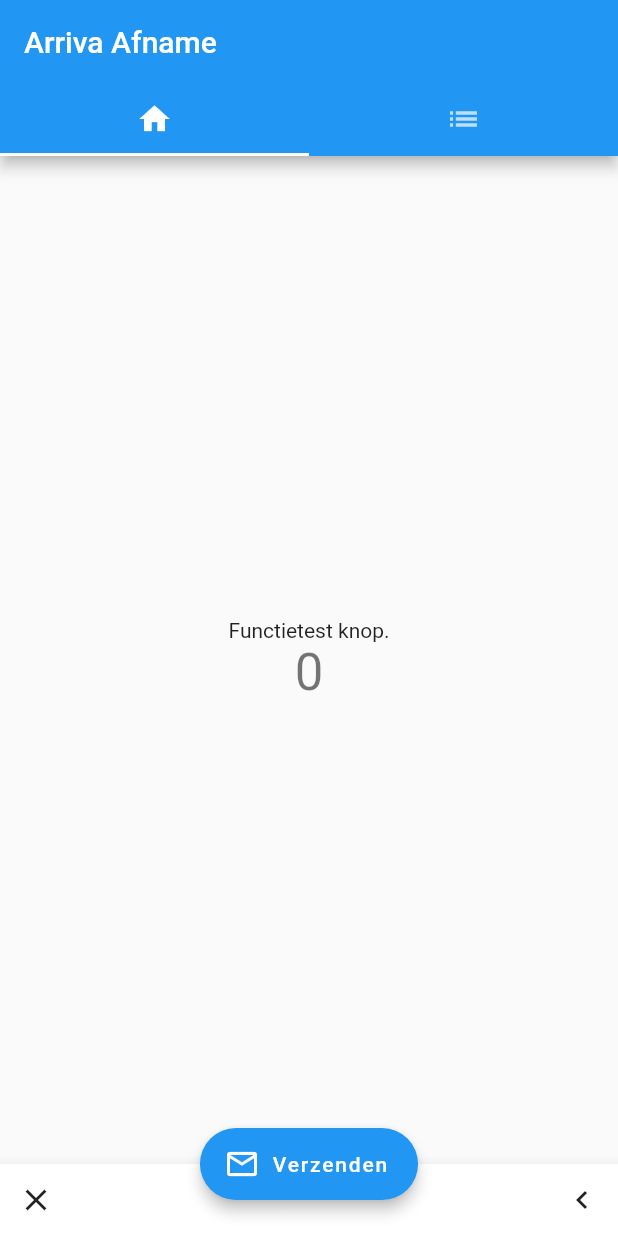
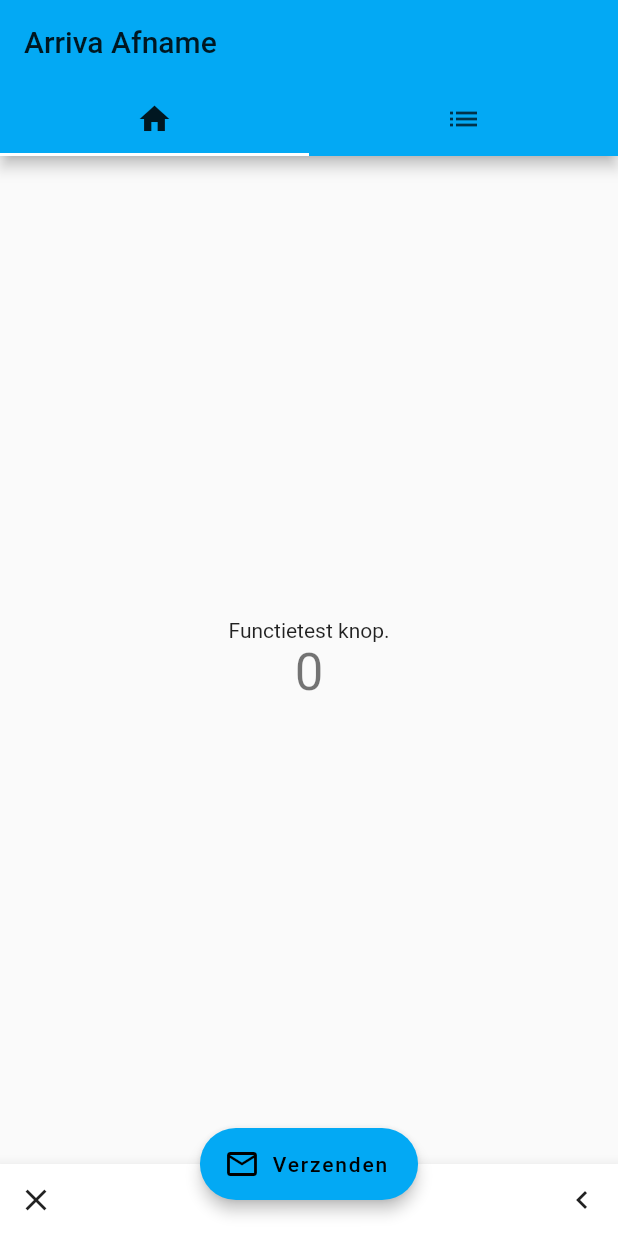
Before and after one commit to Kwonunn/arriva_app, a Flutter app: the screen it shows after launch, on a phone screen of 412 x 824 dp. Run offline on Flutter 3.47's test engine with Material 2 defaults, Android fonts, the phone set to English and light mode, and no system bars; our stand-ins replace expandable.

Commit message:
Updated header data

```diff
--- a/lib/main.dart
+++ b/lib/main.dart
@@ -9,17 +9,9 @@ class MyApp extends StatelessWidget {
   Widget build(BuildContext context) {
     return MaterialApp(
       title: 'Arriva App',
+      debugShowCheckedModeBanner: false,
       theme: ThemeData(
-        // This is the theme of your application.
-        //
-        // Try running your application with "flutter run". You'll see the
-        // application has a blue toolbar. Then, without quitting the app, try
-        // changing the primarySwatch below to Colors.green and then invoke
-        // "hot reload" (press "r" in the console where you ran "flutter run",
-        // or simply save your changes to "hot reload" in a Flutter IDE).
-        // Notice that the counter didn't reset back to zero; the application
-        // is not restarted.
-        primarySwatch: Colors.blue,
+        primarySwatch: Colors.lightBlue,
       ),
       home: MyHomePage(title: 'Arriva Afname'),
     );
```
